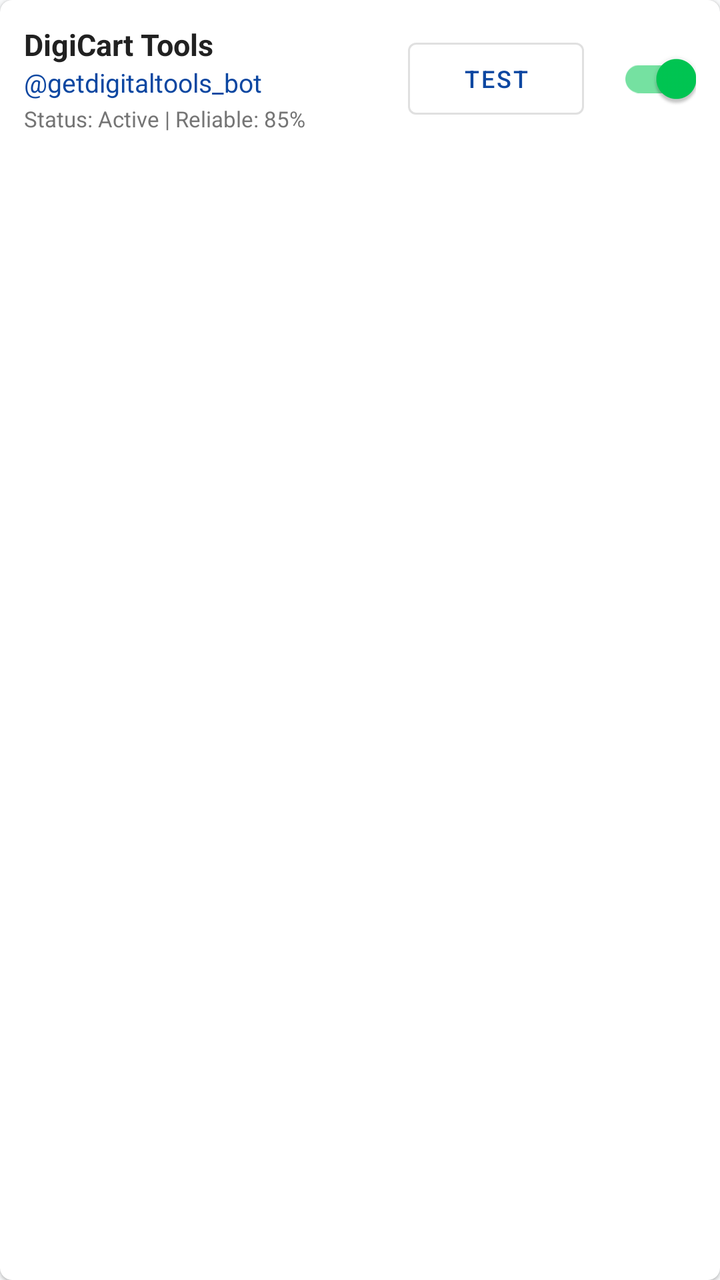
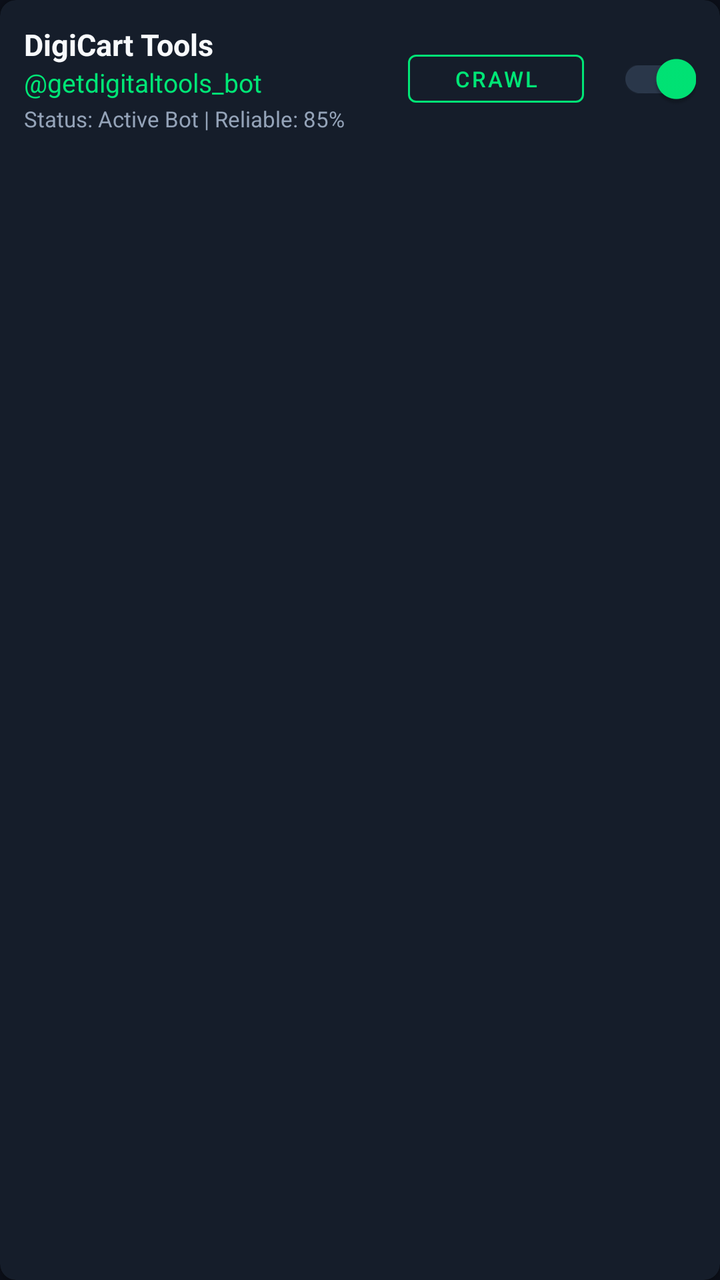

An Android layout rendered at two revisions. The XML below is the earlier revision; the diff shows what the commit changed to produce the second picture.
<!-- AndroidManifest.xml: application theme Theme.TelegramSupplierPriceFinder -->
<!-- res/layout/item_supplier_management.xml -->
<?xml version="1.0" encoding="utf-8"?>
<androidx.cardview.widget.CardView xmlns:android="http://schemas.android.com/apk/res/android"
    xmlns:app="http://schemas.android.com/apk/res-auto"
    android:layout_width="match_parent"
    android:layout_height="wrap_content"
    android:layout_marginBottom="6dp"
    app:cardCornerRadius="6dp"
    app:cardElevation="1dp">

    <LinearLayout
        android:layout_width="match_parent"
        android:layout_height="wrap_content"
        android:gravity="center_vertical"
        android:orientation="horizontal"
        android:padding="12dp">

        <LinearLayout
            android:layout_width="0dp"
            android:layout_height="wrap_content"
            android:layout_weight="1"
            android:orientation="vertical">

            <TextView
                android:id="@+id/tvSupplierName"
                android:layout_width="wrap_content"
                android:layout_height="wrap_content"
                android:text="DigiCart Tools"
                android:textColor="@color/text_primary"
                android:textSize="15sp"
                android:textStyle="bold" />

            <TextView
                android:id="@+id/tvSupplierHandle"
                android:layout_width="wrap_content"
                android:layout_height="wrap_content"
                android:text="@getdigitaltools_bot"
                android:textColor="@color/primary"
                android:textSize="13sp" />

            <TextView
                android:id="@+id/tvSupplierStatus"
                android:layout_width="wrap_content"
                android:layout_height="wrap_content"
                android:layout_marginTop="2dp"
                android:text="Status: Active | Reliable: 85%"
                android:textColor="@color/text_secondary"
                android:textSize="11sp" />

        </LinearLayout>

        <com.google.android.material.button.MaterialButton
            android:id="@+id/btnTestSupplier"
            style="@style/Widget.MaterialComponents.Button.OutlinedButton"
            android:layout_width="wrap_content"
            android:layout_height="wrap_content"
            android:text="Test"
            android:textSize="12sp" />

        <com.google.android.material.switchmaterial.SwitchMaterial
            android:id="@+id/switchSupplierActive"
            android:layout_width="wrap_content"
            android:layout_height="wrap_content"
            android:layout_marginStart="8dp"
            android:checked="true" />

    </LinearLayout>

</androidx.cardview.widget.CardView>
<!-- resources referenced by this layout -->
<resources>
  <color name="primary">#0D47A1</color>
  <color name="text_primary">#212121</color>
  <color name="text_secondary">#757575</color>
  <style name="Theme.TelegramSupplierPriceFinder" parent="Theme.MaterialComponents.DayNight.NoActionBar">
          <item name="colorPrimary">@color/primary</item>
          <item name="colorPrimaryDark">@color/primary_dark</item>
          <item name="colorAccent">@color/accent</item>
          <item name="android:windowBackground">@color/background_light</item>
          <item name="android:statusBarColor">@color/primary_dark</item>
      </style>
  <color name="primary_dark">#0A2472</color>
  <color name="accent">#00C853</color>
  <color name="background_light">#F8F9FA</color>
</resources>

<!-- the commit's change to res/layout/item_supplier_management.xml (unified diff, before → after) -->
@@ -3,9 +3,10 @@
     xmlns:app="http://schemas.android.com/apk/res-auto"
     android:layout_width="match_parent"
     android:layout_height="wrap_content"
-    android:layout_marginBottom="6dp"
-    app:cardCornerRadius="6dp"
-    app:cardElevation="1dp">
+    android:layout_marginBottom="8dp"
+    app:cardBackgroundColor="@color/card_background"
+    app:cardCornerRadius="8dp"
+    app:cardElevation="2dp">
 
     <LinearLayout
         android:layout_width="match_parent"
@@ -42,7 +43,7 @@
                 android:layout_width="wrap_content"
                 android:layout_height="wrap_content"
                 android:layout_marginTop="2dp"
-                android:text="Status: Active | Reliable: 85%"
+                android:text="Status: Active Bot | Reliable: 85%"
                 android:textColor="@color/text_secondary"
                 android:textSize="11sp" />
 
@@ -52,16 +53,20 @@
             android:id="@+id/btnTestSupplier"
             style="@style/Widget.MaterialComponents.Button.OutlinedButton"
             android:layout_width="wrap_content"
-            android:layout_height="wrap_content"
-            android:text="Test"
-            android:textSize="12sp" />
+            android:layout_height="36dp"
+            android:text="Crawl"
+            android:textColor="@color/primary"
+            android:textSize="11sp"
+            app:strokeColor="@color/primary" />
 
         <com.google.android.material.switchmaterial.SwitchMaterial
             android:id="@+id/switchSupplierActive"
             android:layout_width="wrap_content"
             android:layout_height="wrap_content"
             android:layout_marginStart="8dp"
-            android:checked="true" />
+            android:checked="true"
+            app:thumbTint="@color/primary"
+            app:trackTint="@color/divider" />
 
     </LinearLayout>
 
<!-- resource entries referenced after the edit -->
@@ -1,17 +1,22 @@
 <!-- resources referenced by this layout -->
 <resources>
-  <color name="primary">#0D47A1</color>
-  <color name="text_primary">#212121</color>
-  <color name="text_secondary">#757575</color>
+  <color name="card_background">#151D2A</color>
+  <color name="divider">#2A374A</color>
+  <color name="primary">#00E676</color>
+  <color name="text_primary">#F8FAFC</color>
+  <color name="text_secondary">#94A3B8</color>
   <style name="Theme.TelegramSupplierPriceFinder" parent="Theme.MaterialComponents.DayNight.NoActionBar">
           <item name="colorPrimary">@color/primary</item>
           <item name="colorPrimaryDark">@color/primary_dark</item>
           <item name="colorAccent">@color/accent</item>
           <item name="android:windowBackground">@color/background_light</item>
           <item name="android:statusBarColor">@color/primary_dark</item>
+          <item name="android:navigationBarColor">@color/primary_dark</item>
+          <item name="android:textColorPrimary">@color/text_primary</item>
+          <item name="android:textColorSecondary">@color/text_secondary</item>
       </style>
-  <color name="primary_dark">#0A2472</color>
-  <color name="accent">#00C853</color>
-  <color name="background_light">#F8F9FA</color>
+  <color name="primary_dark">#0A0E17</color>
+  <color name="accent">#00E5FF</color>
+  <color name="background_light">#0B0F19</color>
 </resources>
 
